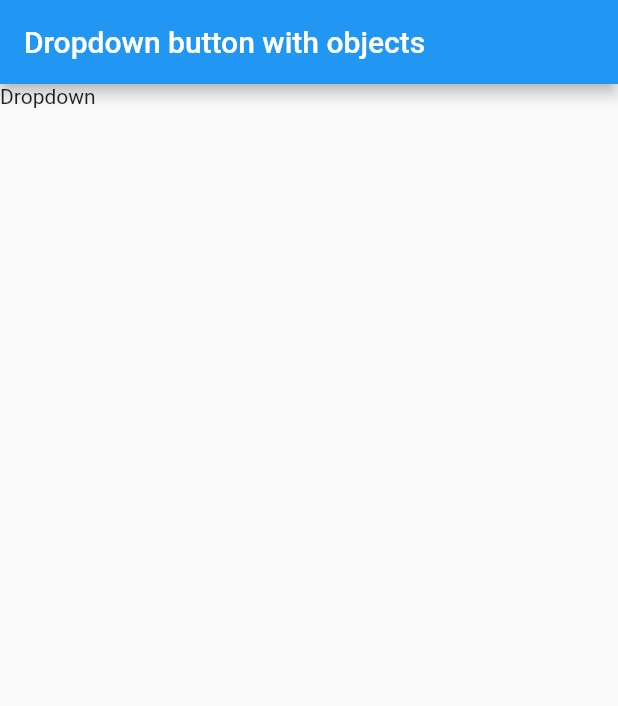
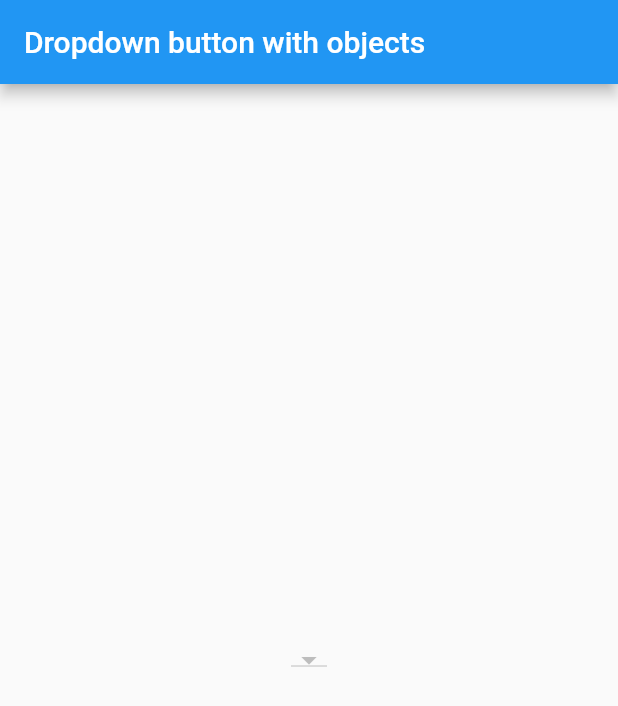
Before and after one commit to Brian1011/flutter_dropdown, a Flutter app: the screen it shows after launch, on a phone screen of 412 x 824 dp. Shown: the top 706 px of the screen. Run offline on Flutter 3.47's test engine with Material 2 defaults, Android fonts, the phone set to English and light mode, and no system bars.

```diff
--- a/lib/screens/dropdown_screen.dart
+++ b/lib/screens/dropdown_screen.dart
@@ -15,8 +15,16 @@ class _DropdownScreenState extends State<DropdownScreen> {
         title: Text("Dropdown button with objects"),
       ),
       body: Container(
-        child: Text("Dropdown"),
-      ),
+          child: Center(
+        child: DropdownButton(),
+      )),
     );
   }
 }
+
+class User {
+  int id;
+  String name;
+
+  User({this.id, this.name});
+}
```
